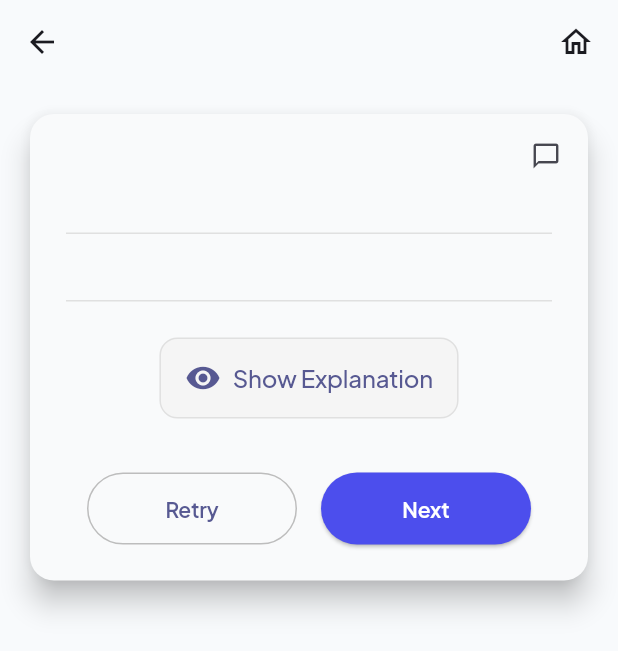
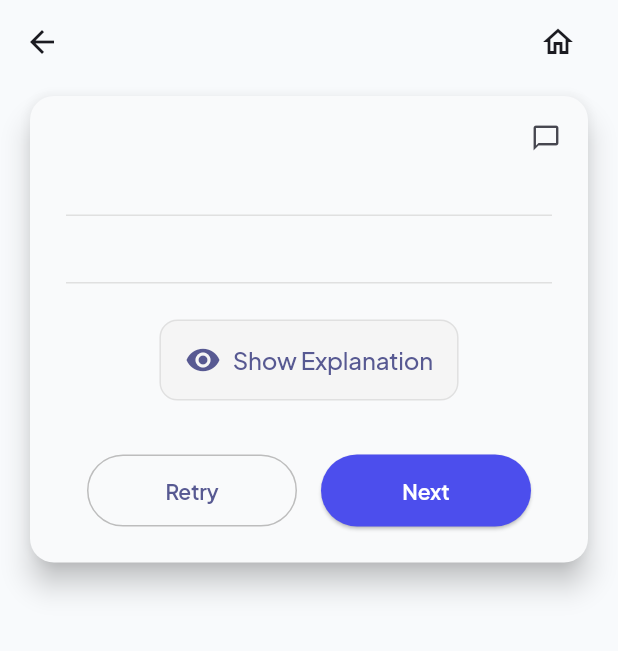
Before and after one commit to tspaightm/leetcards, a Flutter app: the AlgorithmResultsCard screen opened directly with empty values, on a phone screen of 412 x 824 dp. Shown: the top 651 px of the screen. Run offline on Flutter 3.47's test engine with Material 3 defaults, Android fonts, the phone set to English and light mode, and no system bars; our stand-ins replace cloud_firestore, firebase_analytics, firebase_auth, firebase_core, firebase_crashlytics, firebase_remote_config and 7 more; accounts and stored records are empty.

Commit message:
Alligning the results page.

```diff
--- a/lib/Flashcards/AlgorithmResultsCard.dart
+++ b/lib/Flashcards/AlgorithmResultsCard.dart
@@ -49,7 +49,7 @@ class AlgorithmResultsCardState extends State<AlgorithmResultsCard>
             icon: const Icon(Icons.home_outlined),
             onPressed: () => Navigator.of(context).popUntil((route) => route.isFirst),
             tooltip: 'Home'),
-          const SizedBox(width: 4),
+          const SizedBox(width: 16),
         ],
         bottom: widget.m_Progress != null
           ? PreferredSize(
@@ -61,7 +61,7 @@ class AlgorithmResultsCardState extends State<AlgorithmResultsCard>
                 valueColor: const AlwaysStoppedAnimation<Color>(AppColors.primary)))
           : null),
       body: Padding(
-        padding: const EdgeInsets.all(16.0),
+        padding: const EdgeInsets.fromLTRB(16, 4, 16, 16),
         child: SafeArea(
           child: Card(
             color: isDark ? AppColors.darkSurface : const Color(0xFFF9FAFB),
```
